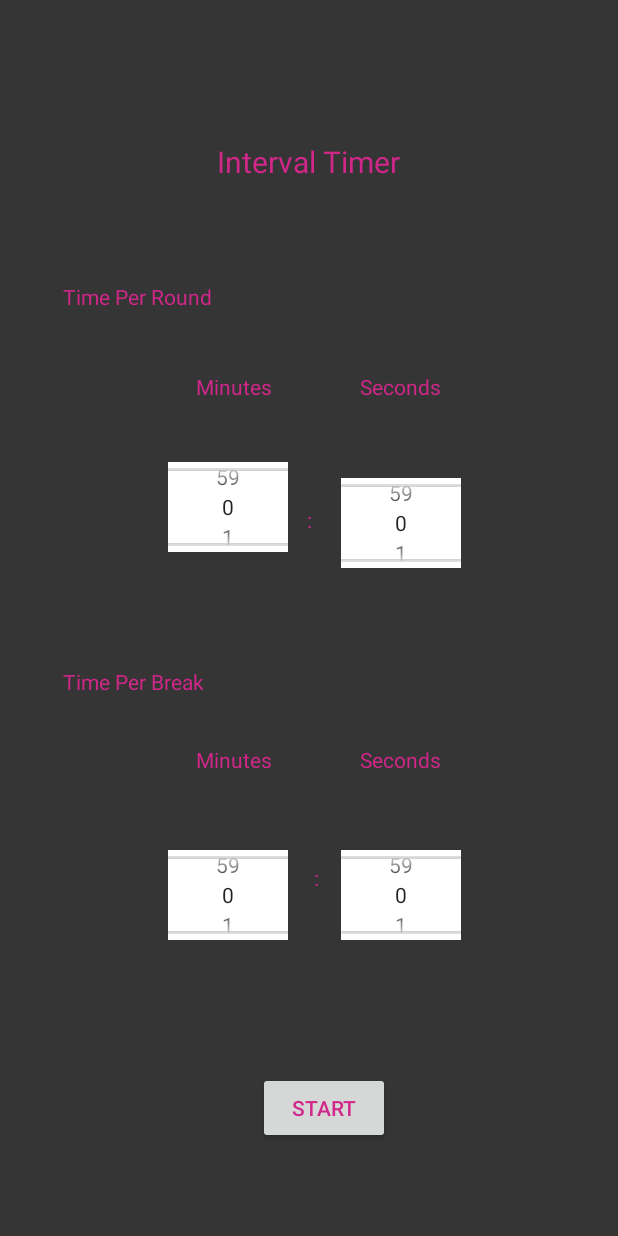
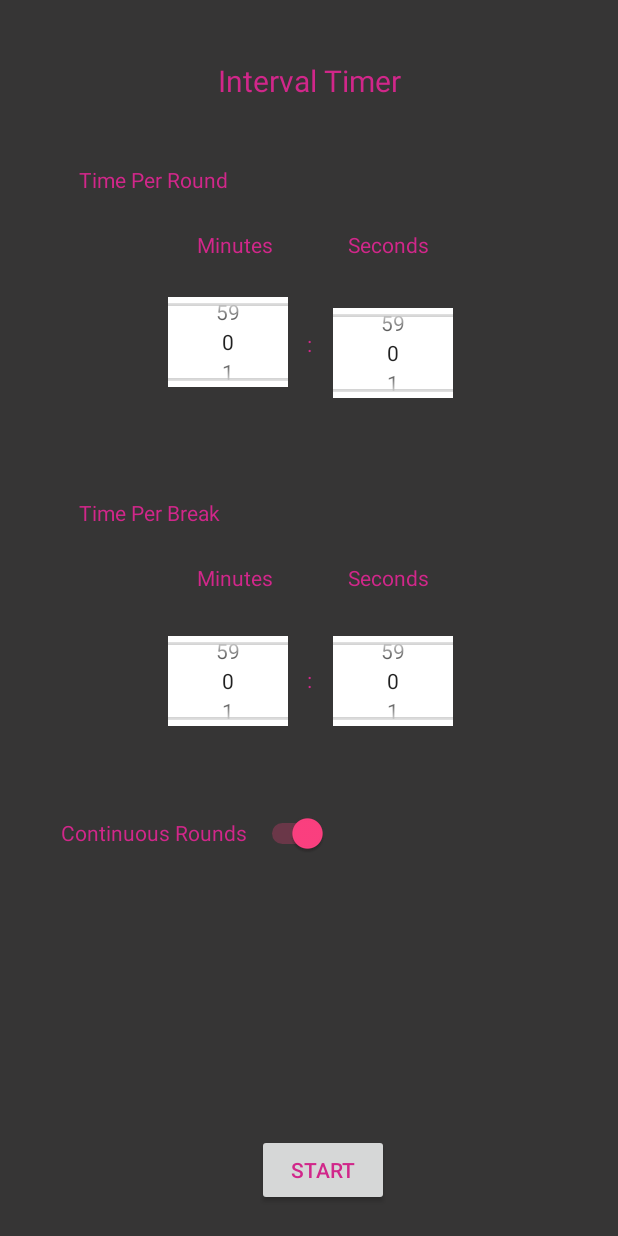
Before and after one commit to apanisales/IntervalTimer, an Android app: the screen it shows after launch (MainActivity), on a phone screen of 412 x 824 dp. Run offline under Robolectric (Android 15) with nearby library versions, the phone set to English and light mode, and no system bars.

Commit message:
Started continuous/specific rounds switch

```diff
--- a/app/src/main/java/com/anthonypanisales/intervaltimer/MainActivity.java
+++ b/app/src/main/java/com/anthonypanisales/intervaltimer/MainActivity.java
@@ -5,6 +5,7 @@ import android.os.Bundle;
 import android.support.v7.app.AppCompatActivity;
 import android.view.View;
 import android.widget.NumberPicker;
+import android.widget.Switch;
 
 // TODO: Fix activity_main for landscape
 
@@ -45,6 +46,12 @@ public class MainActivity extends AppCompatActivity {
         breakSecs.setMaxValue(minsAndSecs.length-1);
         breakSecs.setDisplayedValues(minsAndSecs);
 
+        Switch roundsSwitch = findViewById(R.id.roundsSwitch);
+
+        if (!roundsSwitch.isChecked()) {
+            // TODO: Ask user for specific number of rounds
+        }
+
         // TODO: Get continuous or certain number of rounds
     }
 
--- a/app/src/main/res/layout-port/activity_main.xml
+++ b/app/src/main/res/layout-port/activity_main.xml
@@ -23,11 +23,11 @@
             android:text="Seconds"
             android:textColor="@color/main_activity_text"
             app:layout_constraintBottom_toBottomOf="parent"
-            app:layout_constraintHorizontal_bias="0.678"
+            app:layout_constraintHorizontal_bias="0.655"
             app:layout_constraintLeft_toLeftOf="parent"
             app:layout_constraintRight_toRightOf="parent"
             app:layout_constraintTop_toTopOf="parent"
-            app:layout_constraintVertical_bias="0.62" />
+            app:layout_constraintVertical_bias="0.466" />
 
         <TextView
             android:id="@+id/textView9"
@@ -40,11 +40,11 @@
             android:text="Seconds"
             android:textColor="@color/main_activity_text"
             app:layout_constraintBottom_toBottomOf="parent"
-            app:layout_constraintHorizontal_bias="0.678"
+            app:layout_constraintHorizontal_bias="0.655"
             app:layout_constraintLeft_toLeftOf="parent"
             app:layout_constraintRight_toRightOf="parent"
             app:layout_constraintTop_toTopOf="parent"
-            app:layout_constraintVertical_bias="0.304" />
+            app:layout_constraintVertical_bias="0.184" />
 
         <TextView
             android:id="@+id/textView"
@@ -57,11 +57,11 @@
             android:text="Time Per Break"
             android:textColor="@color/main_activity_text"
             app:layout_constraintBottom_toBottomOf="parent"
-            app:layout_constraintHorizontal_bias="0.113"
+            app:layout_constraintHorizontal_bias="0.148"
             app:layout_constraintLeft_toLeftOf="parent"
             app:layout_constraintRight_toRightOf="parent"
             app:layout_constraintTop_toTopOf="parent"
-            app:layout_constraintVertical_bias="0.554" />
+            app:layout_constraintVertical_bias="0.411" />
 
         <TextView
             android:id="@+id/textView6"
@@ -74,11 +74,11 @@
             android:text="Time Per Round"
             android:textColor="@color/main_activity_text"
             app:layout_constraintBottom_toBottomOf="parent"
-            app:layout_constraintHorizontal_bias="0.115"
+            app:layout_constraintHorizontal_bias="0.151"
             app:layout_constraintLeft_toLeftOf="parent"
             app:layout_constraintRight_toRightOf="parent"
             app:layout_constraintTop_toTopOf="parent"
-            app:layout_constraintVertical_bias="0.228" />
+            app:layout_constraintVertical_bias="0.129" />
 
         <TextView
             android:id="@+id/textView2"
@@ -91,11 +91,11 @@
             android:text="Minutes"
             android:textColor="@color/main_activity_text"
             app:layout_constraintBottom_toBottomOf="parent"
-            app:layout_constraintHorizontal_bias="0.355"
+            app:layout_constraintHorizontal_bias="0.357"
             app:layout_constraintLeft_toLeftOf="parent"
             app:layout_constraintRight_toRightOf="parent"
             app:layout_constraintTop_toTopOf="parent"
-            app:layout_constraintVertical_bias="0.62" />
+            app:layout_constraintVertical_bias="0.466" />
 
         <TextView
             android:id="@+id/textView7"
@@ -108,11 +108,11 @@
             android:text="Minutes"
             android:textColor="@color/main_activity_text"
             app:layout_constraintBottom_toBottomOf="parent"
-            app:layout_constraintHorizontal_bias="0.355"
+            app:layout_constraintHorizontal_bias="0.357"
             app:layout_constraintLeft_toLeftOf="parent"
             app:layout_constraintRight_toRightOf="parent"
             app:layout_constraintTop_toTopOf="parent"
-            app:layout_constraintVertical_bias="0.304" />
+            app:layout_constraintVertical_bias="0.184" />
 
         <TextView
             android:id="@+id/textView4"
@@ -125,11 +125,10 @@
             android:text=":"
             android:textColor="@color/main_activity_text"
             app:layout_constraintBottom_toBottomOf="parent"
-            app:layout_constraintHorizontal_bias="0.513"
             app:layout_constraintLeft_toLeftOf="parent"
             app:layout_constraintRight_toRightOf="parent"
             app:layout_constraintTop_toTopOf="parent"
-            app:layout_constraintVertical_bias="0.719" />
+            app:layout_constraintVertical_bias="0.552" />
 
         <TextView
             android:id="@+id/textView8"
@@ -145,7 +144,7 @@
             app:layout_constraintLeft_toLeftOf="parent"
             app:layout_constraintRight_toRightOf="parent"
             app:layout_constraintTop_toTopOf="parent"
-            app:layout_constraintVertical_bias="0.417" />
+            app:layout_constraintVertical_bias="0.268" />
 
         <TextView
             android:id="@+id/textView10"
@@ -159,10 +158,11 @@
             android:textColor="@color/main_activity_text"
             android:textSize="20sp"
             app:layout_constraintBottom_toBottomOf="parent"
+            app:layout_constraintHorizontal_bias="0.502"
             app:layout_constraintLeft_toLeftOf="parent"
             app:layout_constraintRight_toRightOf="parent"
             app:layout_constraintTop_toTopOf="parent"
-            app:layout_constraintVertical_bias="0.11" />
+            app:layout_constraintVertical_bias="0.041" />
 
         <NumberPicker
             android:id="@+id/round_min_picker"
@@ -180,7 +180,7 @@
             app:layout_constraintHorizontal_bias="0.329"
             app:layout_constraintStart_toStartOf="parent"
             app:layout_constraintTop_toTopOf="parent"
-            app:layout_constraintVertical_bias="0.401" />
+            app:layout_constraintVertical_bias="0.254" />
 
         <NumberPicker
             android:id="@+id/round_sec_picker"
@@ -195,10 +195,10 @@
             android:background="@color/main_activity_editText"
             app:layout_constraintBottom_toBottomOf="parent"
             app:layout_constraintEnd_toEndOf="parent"
-            app:layout_constraintHorizontal_bias="0.694"
+            app:layout_constraintHorizontal_bias="0.678"
             app:layout_constraintStart_toStartOf="parent"
             app:layout_constraintTop_toTopOf="parent"
-            app:layout_constraintVertical_bias="0.444" />
+            app:layout_constraintVertical_bias="0.282" />
 
         <NumberPicker
             android:id="@+id/break_min_picker"
@@ -216,7 +216,7 @@
             app:layout_constraintHorizontal_bias="0.329"
             app:layout_constraintStart_toStartOf="parent"
             app:layout_constraintTop_toTopOf="parent"
-            app:layout_constraintVertical_bias="0.747" />
+            app:layout_constraintVertical_bias="0.556" />
 
         <NumberPicker
             android:id="@+id/break_sec_picker"
@@ -231,10 +231,10 @@
             android:background="@color/main_activity_editText"
             app:layout_constraintBottom_toBottomOf="parent"
             app:layout_constraintEnd_toEndOf="parent"
-            app:layout_constraintHorizontal_bias="0.694"
+            app:layout_constraintHorizontal_bias="0.678"
             app:layout_constraintStart_toStartOf="parent"
             app:layout_constraintTop_toTopOf="parent"
-            app:layout_constraintVertical_bias="0.747" />
+            app:layout_constraintVertical_bias="0.556" />
 
         <Button
             android:id="@+id/button"
@@ -248,12 +248,35 @@
             android:text="Start"
             android:textColor="@color/main_activity_text"
             app:layout_constraintBottom_toBottomOf="parent"
-            app:layout_constraintHorizontal_bias="0.532"
+            app:layout_constraintHorizontal_bias="0.531"
             app:layout_constraintLeft_toLeftOf="parent"
             app:layout_constraintRight_toRightOf="parent"
             app:layout_constraintTop_toTopOf="parent"
-            app:layout_constraintVertical_bias="0.93" />
+            app:layout_constraintVertical_bias="0.984" />
+
+        <Switch
+            android:id="@+id/roundsSwitch"
+            android:layout_width="178dp"
+            android:layout_height="32dp"
+            android:layout_marginBottom="8dp"
+            android:layout_marginEnd="8dp"
+            android:layout_marginLeft="8dp"
+            android:layout_marginRight="8dp"
+            android:layout_marginStart="8dp"
+            android:layout_marginTop="8dp"
+            android:checked="true"
+            android:text="@string/roundsSwitch"
+            android:textColor="@color/main_activity_text"
+            app:layout_constraintBottom_toBottomOf="parent"
+            app:layout_constraintEnd_toEndOf="parent"
+            app:layout_constraintHorizontal_bias="0.15"
+            app:layout_constraintStart_toStartOf="parent"
+            app:layout_constraintTop_toTopOf="parent"
+            app:layout_constraintVertical_bias="0.685"
+            tools:checked="true" />
 
     </android.support.constraint.ConstraintLayout>
 
+
+
 </android.support.design.widget.CoordinatorLayout>
--- a/app/src/main/res/values/strings.xml
+++ b/app/src/main/res/values/strings.xml
@@ -5,4 +5,5 @@
     <string name="pause">Pause</string>
     <string name="cancel">Cancel</string>
     <string name="resume">Resume</string>
+    <string name="roundsSwitch">Continuous Rounds</string>
 </resources>
```
